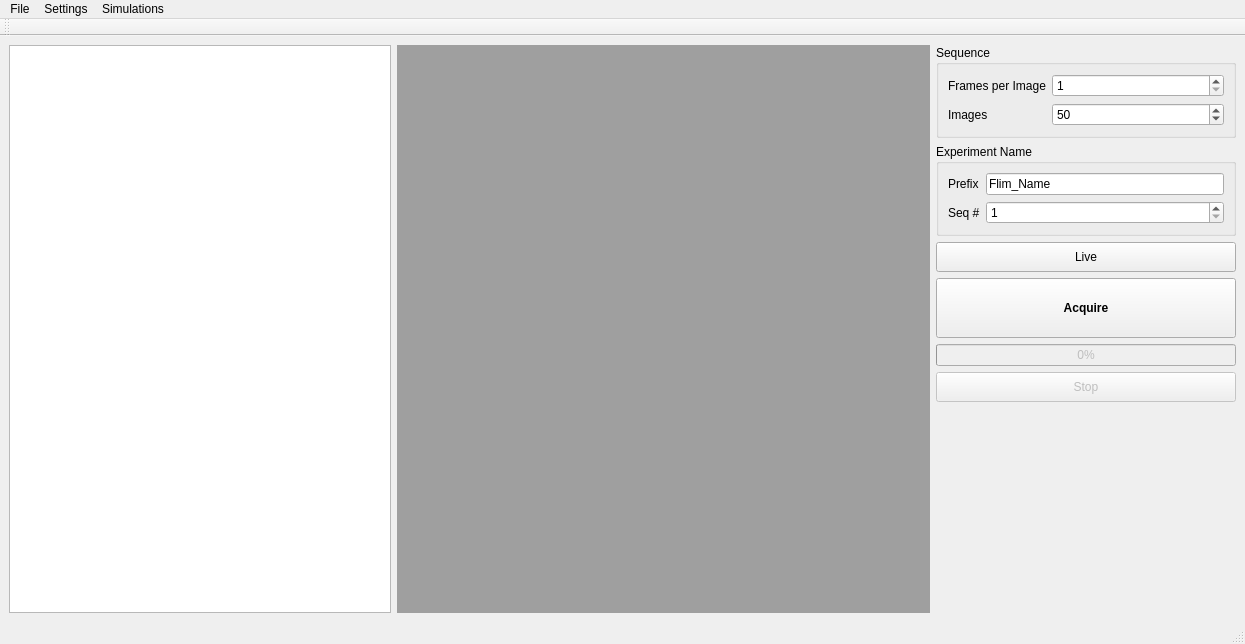
The window that Source/flim-ui/FlimDisplay.ui (flimfit/Galene) describes before a commit, drawn with Qt 5.
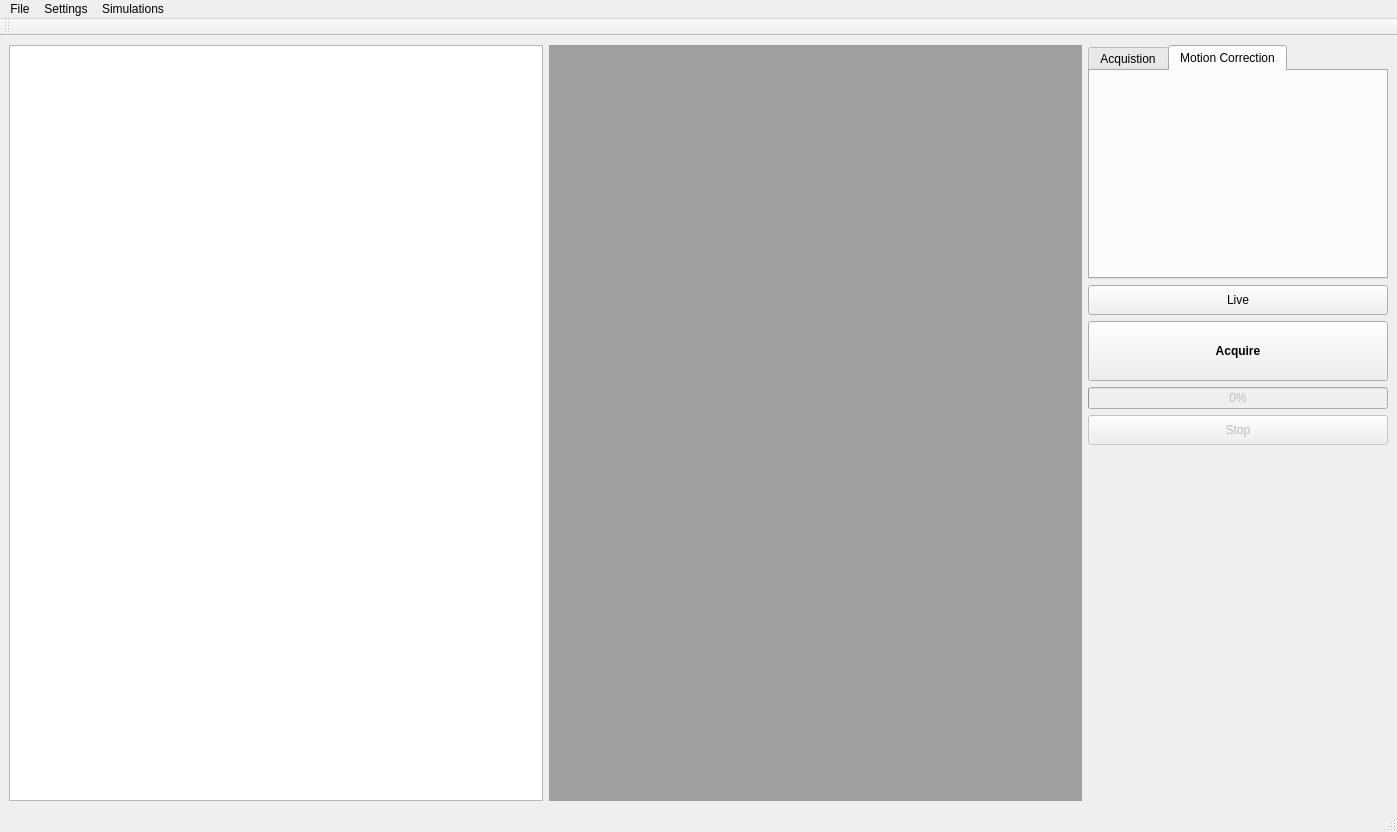
The same window after the commit. Custom widgets are drawn as their Qt base class.

Commit message: Share realignment widget

Diff of the .ui file:
```diff
--- a/Source/flim-ui/FlimDisplay.ui
+++ b/Source/flim-ui/FlimDisplay.ui
@@ -6,8 +6,8 @@
    <rect>
     <x>0</x>
     <y>0</y>
-    <width>1245</width>
-    <height>644</height>
+    <width>1397</width>
+    <height>832</height>
    </rect>
   </property>
   <property name="windowTitle">
@@ -66,6 +66,34 @@
         <number>0</number>
        </property>
        <item>
+        <widget class="QTabWidget" name="options_tab">
+         <property name="sizePolicy">
+          <sizepolicy hsizetype="Expanding" vsizetype="Preferred">
+           <horstretch>0</horstretch>
+           <verstretch>0</verstretch>
+          </sizepolicy>
+         </property>
+         <property name="currentIndex">
+          <number>1</number>
+         </property>
+         <widget class="QWidget" name="tab">
+          <attribute name="title">
+           <string>Acquistion</string>
+          </attribute>
+          <layout class="QVBoxLayout" name="verticalLayout_3">
+           <property name="leftMargin">
+            <number>4</number>
+           </property>
+           <property name="topMargin">
+            <number>9</number>
+           </property>
+           <property name="rightMargin">
+            <number>4</number>
+           </property>
+           <property name="bottomMargin">
+            <number>4</number>
+           </property>
+           <item>
         <widget class="QGroupBox" name="groupBox_6">
          <property name="minimumSize">
           <size>
@@ -76,6 +104,9 @@
          <property name="title">
           <string>Sequence</string>
          </property>
+             <property name="flat">
+              <bool>true</bool>
+             </property>
          <layout class="QFormLayout" name="formLayout_2">
           <item row="0" column="0">
            <widget class="QLabel" name="label_28">
@@ -122,6 +153,9 @@
          <property name="title">
           <string>Experiment Name</string>
          </property>
+             <property name="flat">
+              <bool>true</bool>
+             </property>
          <layout class="QFormLayout" name="formLayout">
           <item row="0" column="0">
            <widget class="QLabel" name="label">
@@ -157,6 +191,39 @@
          </layout>
         </widget>
        </item>
+          </layout>
+         </widget>
+         <widget class="QWidget" name="tab_2">
+          <attribute name="title">
+           <string>Motion Correction</string>
+          </attribute>
+          <layout class="QVBoxLayout" name="verticalLayout_4">
+           <property name="leftMargin">
+            <number>4</number>
+           </property>
+           <property name="rightMargin">
+            <number>4</number>
+           </property>
+           <property name="bottomMargin">
+            <number>4</number>
+           </property>
+           <item>
+            <widget class="RealignmentParametersWidget" name="widget" native="true">
+             <property name="enabled">
+              <bool>false</bool>
+             </property>
+             <property name="minimumSize">
+              <size>
+               <width>0</width>
+               <height>50</height>
+              </size>
+             </property>
+            </widget>
+           </item>
+          </layout>
+         </widget>
+        </widget>
+       </item>
        <item>
         <widget class="QPushButton" name="live_button">
          <property name="minimumSize">
@@ -237,7 +304,7 @@
        <item>
         <widget class="FlimStatusWidget" name="bh_rates_widget" native="true">
          <property name="sizePolicy">
-          <sizepolicy hsizetype="Minimum" vsizetype="Preferred">
+          <sizepolicy hsizetype="Minimum" vsizetype="Minimum">
            <horstretch>0</horstretch>
            <verstretch>0</verstretch>
           </sizepolicy>
@@ -245,7 +312,7 @@
          <property name="minimumSize">
           <size>
            <width>0</width>
-           <height>20</height>
+           <height>200</height>
           </size>
          </property>
         </widget>
@@ -260,7 +327,7 @@
     <rect>
      <x>0</x>
      <y>0</y>
-     <width>1245</width>
+     <width>1397</width>
      <height>21</height>
     </rect>
    </property>
@@ -354,6 +421,12 @@
    <header>FlimStatusWidget.h</header>
    <container>1</container>
   </customwidget>
+  <customwidget>
+   <class>RealignmentParametersWidget</class>
+   <extends>QWidget</extends>
+   <header>RealignmentParametersWidget.h</header>
+   <container>1</container>
+  </customwidget>
  </customwidgets>
  <tabstops>
   <tabstop>file_list_view</tabstop>
```
Left out of the diff: 5 changed lines with no effect on the pictures. Lines whose indentation alone changed are shown as unchanged. The commit also changes 15 other files.
